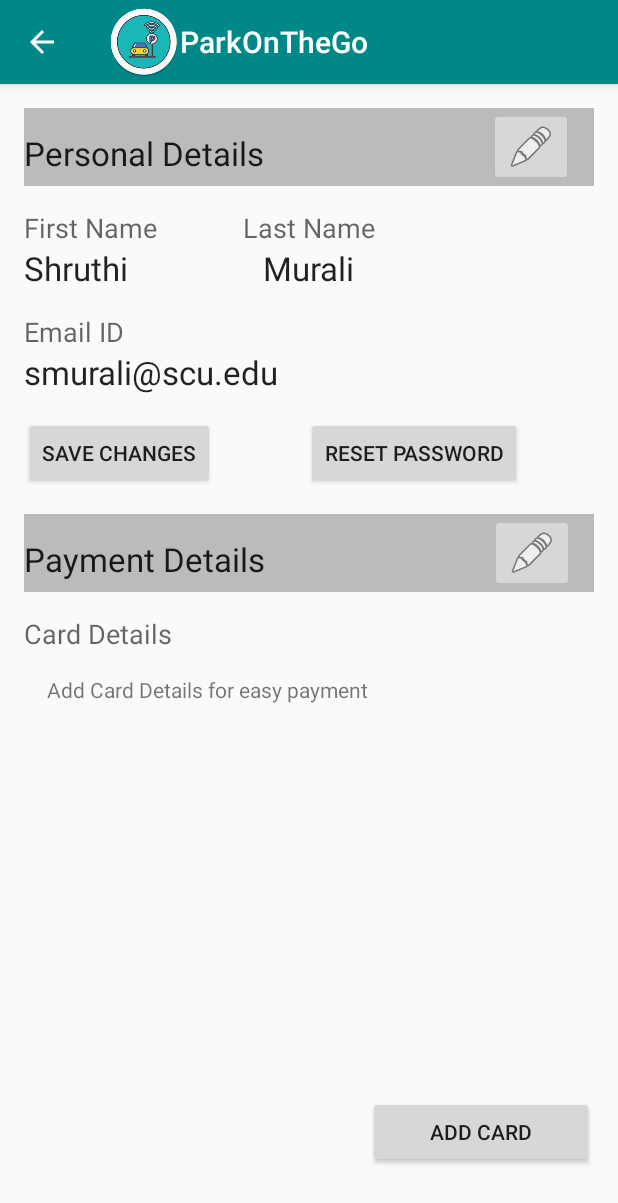
After one commit to parkonthego/parkonthegoAndroidApp, an Android app: the SettingsActivity screen opened directly, with no data from a screen before it, on a phone screen of 412 x 824 dp. The commit adds this screen. Shown: the top 1203 px of the screen. Run offline under Robolectric (Android 15) with nearby library versions, the phone set to English and light mode, and no system bars.

Commit message:
hruthi updated activity

```diff
--- a/app/build.gradle
+++ b/app/build.gradle
@@ -24,4 +24,5 @@ dependencies {
     testCompile 'junit:junit:4.12'
     compile 'com.android.support:appcompat-v7:23.4.0'
     compile 'com.android.support:design:23.4.0'
+    compile 'com.android.support:support-v4:23.4.0'
 }
--- /dev/null
+++ b/app/src/main/java/edu/scu/smurali/parkonthego/SettingsActivity.java
@@ -0,0 +1,21 @@
+package edu.scu.smurali.parkonthego;
+
+import android.support.v7.app.ActionBar;
+import android.support.v7.app.AppCompatActivity;
+import android.os.Bundle;
+
+public class SettingsActivity extends AppCompatActivity {
+
+    @Override
+    protected void onCreate(Bundle savedInstanceState) {
+        super.onCreate(savedInstanceState);
+        setContentView(R.layout.activity_settings);
+        ActionBar actionBar = getSupportActionBar();
+        actionBar.setTitle("ParkOnTheGo");
+        actionBar.setIcon(R.mipmap.ic_park);
+        actionBar.setDisplayHomeAsUpEnabled(true);
+        actionBar.setDisplayShowHomeEnabled(true);
+        actionBar.setHomeButtonEnabled(true);
+
+    }
+}
--- /dev/null
+++ b/app/src/main/res/layout/activity_settings.xml
@@ -0,0 +1,190 @@
+<?xml version="1.0" encoding="utf-8"?>
+<RelativeLayout xmlns:android="http://schemas.android.com/apk/res/android"
+    xmlns:tools="http://schemas.android.com/tools"
+    android:layout_width="match_parent"
+    android:layout_height="match_parent"
+    android:paddingBottom="@dimen/activity_vertical_margin"
+    android:paddingLeft="@dimen/activity_horizontal_margin"
+    android:paddingRight="@dimen/activity_horizontal_margin"
+    android:paddingTop="@dimen/activity_vertical_margin"
+    tools:context="edu.scu.smurali.parkonthego.SettingsActivity">
+
+    <ScrollView
+        android:layout_width="wrap_content"
+        android:layout_height="wrap_content"
+        android:id="@+id/scrollView">
+
+        <RelativeLayout
+            android:layout_width="wrap_content"
+            android:layout_height="wrap_content">
+
+    <LinearLayout
+        android:layout_width="match_parent"
+        android:layout_height="wrap_content"
+        android:background="#BBBBBB"
+        android:id="@+id/linearLayout">
+
+    <TextView
+        android:layout_width="wrap_content"
+        android:layout_height="wrap_content"
+        android:textAppearance="?android:attr/textAppearanceLarge"
+        android:text="Personal Details"
+        android:id="@+id/textView"
+        android:layout_alignParentTop="true"
+        android:layout_alignParentStart="true"
+        android:layout_marginTop="15dp" />
+
+    <ImageButton
+        android:layout_width="wrap_content"
+        android:layout_height="wrap_content"
+        android:id="@+id/imageButton"
+        android:src="@android:drawable/ic_menu_edit"
+        android:layout_alignParentTop="true"
+        android:layout_alignParentEnd="true"
+        android:layout_marginLeft="150dp" />
+
+    </LinearLayout>
+
+
+    <TextView
+        android:layout_width="wrap_content"
+        android:layout_height="wrap_content"
+        android:textAppearance="?android:attr/textAppearanceMedium"
+        android:text="First Name"
+        android:id="@+id/textView10"
+        android:layout_below="@+id/linearLayout"
+        android:layout_alignParentStart="true"
+        android:layout_marginTop="15dp" />
+
+    <TextView
+        android:layout_width="wrap_content"
+        android:layout_height="wrap_content"
+        android:textAppearance="?android:attr/textAppearanceLarge"
+        android:text="Shruthi"
+        android:id="@+id/textView11"
+        android:layout_below="@+id/textView10"
+        android:layout_alignParentStart="true"
+        android:editable="true" />
+
+    <TextView
+        android:layout_width="wrap_content"
+        android:layout_height="wrap_content"
+        android:textAppearance="?android:attr/textAppearanceMedium"
+        android:text="Last Name"
+        android:id="@+id/textView12"
+        android:layout_above="@+id/textView11"
+        android:layout_centerHorizontal="true" />
+
+    <TextView
+        android:layout_width="wrap_content"
+        android:layout_height="wrap_content"
+        android:textAppearance="?android:attr/textAppearanceLarge"
+        android:text="Murali"
+        android:id="@+id/textView13"
+        android:editable="true"
+        android:layout_below="@+id/textView12"
+        android:layout_centerHorizontal="true" />
+
+    <TextView
+        android:layout_width="wrap_content"
+        android:layout_height="wrap_content"
+        android:textAppearance="?android:attr/textAppearanceMedium"
+        android:text="Email ID"
+        android:id="@+id/textView14"
+        android:layout_below="@+id/textView13"
+        android:layout_alignParentStart="true"
+        android:layout_marginTop="15dp" />
+
+    <TextView
+        android:layout_width="wrap_content"
+        android:layout_height="wrap_content"
+        android:textAppearance="?android:attr/textAppearanceLarge"
+        android:text="smurali@scu.edu"
+        android:id="@+id/textView15"
+        android:layout_below="@+id/textView14"
+        android:layout_alignParentStart="true"
+        android:editable="true" />
+
+            <LinearLayout
+        android:layout_width="match_parent"
+        android:layout_height="wrap_content"
+        android:background="#BBBBBB"
+        android:layout_alignParentStart="true"
+        android:id="@+id/linearLayout2"
+        android:layout_below="@+id/textView15"
+                android:layout_marginTop="80dp">
+
+    <TextView
+        android:layout_width="wrap_content"
+        android:layout_height="wrap_content"
+        android:textAppearance="?android:attr/textAppearanceLarge"
+        android:text="Payment Details"
+        android:id="@+id/textView17"
+        android:layout_below="@+id/editText2"
+        android:layout_alignParentStart="true"
+        android:layout_marginTop="15dp" />
+
+        <ImageButton
+            android:layout_width="wrap_content"
+            android:layout_height="wrap_content"
+            android:id="@+id/imageButton2"
+            android:src="@android:drawable/ic_menu_edit"
+            android:layout_marginLeft="150dp" />
+
+    </LinearLayout>
+
+    <TextView
+        android:layout_width="wrap_content"
+        android:layout_height="wrap_content"
+        android:textAppearance="?android:attr/textAppearanceMedium"
+        android:text="Card Details"
+        android:id="@+id/textView18"
+        android:layout_below="@+id/linearLayout2"
+        android:layout_alignParentStart="true"
+        android:layout_marginTop="15dp" />
+
+            <Button
+                android:layout_width="wrap_content"
+                android:layout_height="wrap_content"
+                android:text="SAVE CHANGES"
+                android:id="@+id/button"
+                android:layout_marginTop="15dp"
+                android:layout_below="@+id/textView15"
+                android:layout_alignStart="@+id/textView12" />
+
+            <Button
+                android:layout_width="wrap_content"
+                android:layout_height="wrap_content"
+                android:text="RESET PASSWORD"
+                android:id="@+id/button2"
+                android:layout_alignTop="@+id/button"
+                android:layout_toEndOf="@+id/textView12"
+                android:layout_marginLeft="100dp" />
+
+        </RelativeLayout>
+
+    </ScrollView>
+
+    <TextView
+        android:layout_width="wrap_content"
+        android:layout_height="wrap_content"
+        android:textAppearance="?android:attr/textAppearanceSmall"
+        android:text="Add Card Details for easy payment"
+        android:id="@+id/textView19"
+        android:layout_marginTop="15dp"
+        android:layout_marginLeft="15dp"
+        android:layout_below="@+id/scrollView"
+        android:layout_alignParentStart="true" />
+
+    <Button
+        android:layout_width="wrap_content"
+        android:layout_height="wrap_content"
+        android:text="ADD CARD"
+        android:id="@+id/button6"
+        android:layout_alignParentBottom="true"
+        android:layout_alignParentEnd="true"
+        android:layout_marginBottom="29dp"
+        android:layout_toEndOf="@+id/textView19" />
+
+
+</RelativeLayout>
--- a/app/src/main/res/menu/activity_home_screen_drawer.xml
+++ b/app/src/main/res/menu/activity_home_screen_drawer.xml
@@ -5,7 +5,7 @@
         <item
             android:id="@+id/nav_reservation"
             android:icon="@drawable/ic_menu_new"
-            android:title="New Reservation" />
+            android:title="My Reservation" />
         <item
             android:id="@+id/nav_settings"
             android:icon="@drawable/ic_menu_settings"
@@ -13,7 +13,7 @@
         <item
             android:id="@+id/nav_call"
             android:icon="@drawable/ic_menu_call"
-            android:title="Slideshow" />
+            android:title="Call ParkOnTheGo" />
         <item
             android:id="@+id/nav_help"
             android:icon="@drawable/ic_menu_help"
```
Also changed, not shown: app/src/main/AndroidManifest.xml (+7 -8 lines), app/src/main/java/edu/scu/smurali/parkonthego/AppCompatPreferenceActivity.java (added, +109 -0 lines), app/src/main/java/edu/scu/smurali/parkonthego/ConfirmationActivity.java (added, +13 -0 lines), app/src/main/java/edu/scu/smurali/parkonthego/LoginActivity.java (+18 -33 lines), app/src/main/res/drawable/ic_info_black_24dp.xml (added, +9 -0 lines), app/src/main/res/drawable/ic_notifications_black_24dp.xml (added, +9 -0 lines), app/src/main/res/drawable/ic_sync_black_24dp.xml (added, +9 -0 lines), app/src/main/res/layout/activity_confirmation.xml (added, +110 -0 lines), app/src/main/res/values/strings.xml (+59 -0 lines), app/src/main/res/xml/pref_data_sync.xml (added, +21 -0 lines), app/src/main/res/xml/pref_general.xml (added, +33 -0 lines), app/src/main/res/xml/pref_headers.xml (added, +20 -0 lines), app/src/main/res/xml/pref_notification.xml (added, +27 -0 lines).
